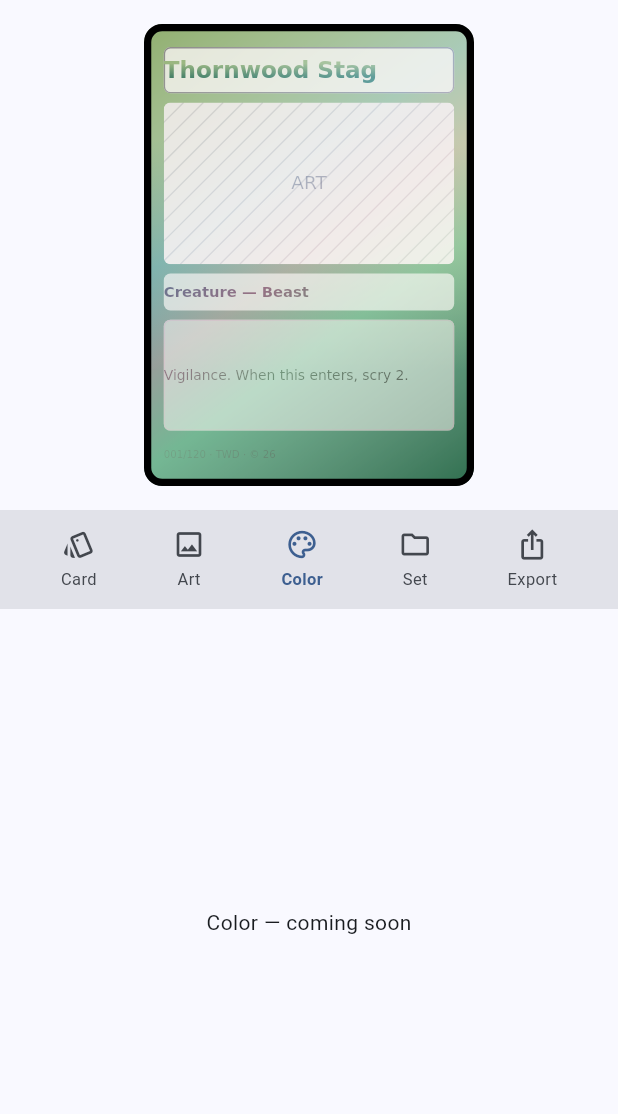
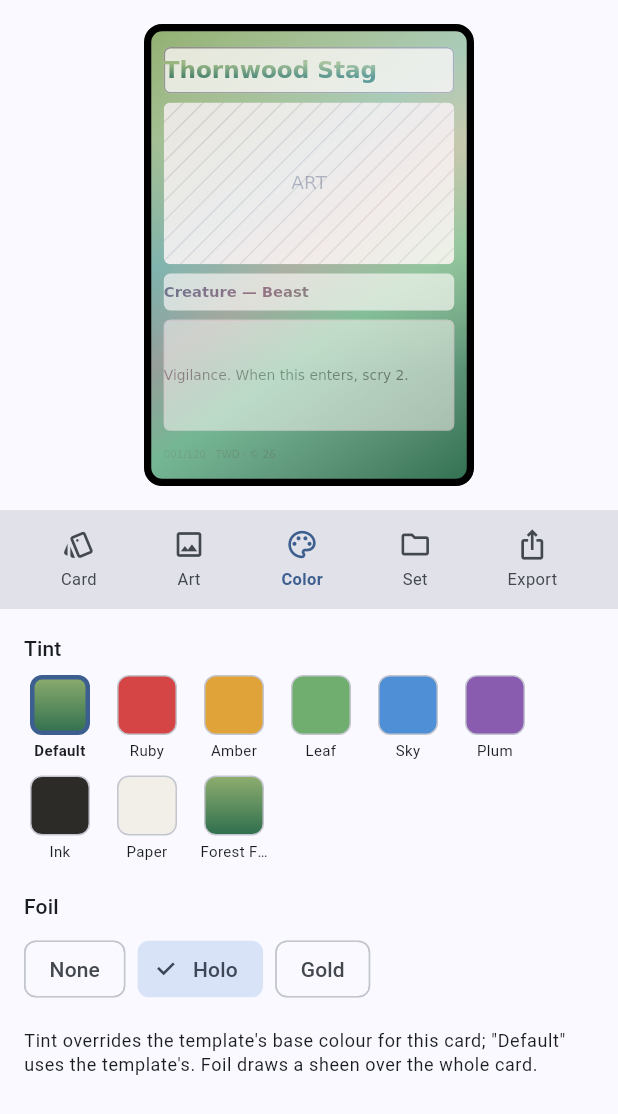
Before and after one commit to tionard/cardboardpress, a Flutter app: the CardEditorScreen widget shown alone on an empty page, opened directly, after a tap on "Art", after a tap on "Color", on a phone screen of 412 x 824 dp. Shown: the top 1114 px of the screen. Run offline on Flutter 3.47's test engine with Material 3 defaults, Android fonts, the phone set to English and light mode, and no system bars; our stand-ins replace drift, drift_flutter, file_picker, flutter_riverpod; accounts and stored records are empty; generated files the repository leaves out were written again.

Commit message:
editable tint/holo

```diff
--- a/lib/features/card_editor/card_editor_screen.dart
+++ b/lib/features/card_editor/card_editor_screen.dart
@@ -33,6 +33,10 @@ class CardEditorScreen extends ConsumerWidget {
         );
     final templatesMap = ref.watch(templatesMapProvider);
     final palette = ref.watch(paletteMapProvider);
+    final swatches = ref.watch(paletteProvider).maybeWhen(
+          data: (list) => list,
+          orElse: () => const <PaletteSwatch>[],
+        );
 
     return cardsAsync.when(
       loading: () => const Center(child: CircularProgressIndicator()),
@@ -48,6 +52,7 @@ class CardEditorScreen extends ConsumerWidget {
           templates: templates,
           templatesMap: templatesMap,
           palette: palette,
+          swatches: swatches,
           repo: ref.read(cardRepositoryProvider),
           imageStore: ref.read(imageStoreProvider),
           exporter: ref.read(cardExporterProvider),
@@ -79,6 +84,7 @@ class _CardEditorBody extends StatefulWidget {
   final List<TemplateEntry> templates;
   final Map<String, TemplateData> templatesMap;
   final Map<String, ColorValue> palette;
+  final List<PaletteSwatch> swatches;
   final CardRepository repo;
   final ImageStore imageStore;
   final CardExporter exporter;
@@ -89,6 +95,7 @@ class _CardEditorBody extends StatefulWidget {
     required this.templates,
     required this.templatesMap,
     required this.palette,
+    required this.swatches,
     required this.repo,
     required this.imageStore,
     required this.exporter,
@@ -232,6 +239,24 @@ class _CardEditorBodyState extends State<_CardEditorBody> {
     }
   }
 
+  void _setTint(PaletteSwatch s) {
+    setState(() => _working = _working.copyWith(
+        content:
+            _working.content.withTint(ColorRef(id: s.id, snapshot: s.value))));
+    widget.repo.save(_working);
+  }
+
+  void _clearTint() {
+    setState(() =>
+        _working = _working.copyWith(content: _working.content.withTint(null)));
+    widget.repo.save(_working);
+  }
+
+  void _setFoil(FoilType f) {
+    setState(() => _working = _working.copyWith(foil: f));
+    widget.repo.save(_working);
+  }
+
   // ---- layout ----
 
   @override
@@ -290,6 +315,8 @@ class _CardEditorBodyState extends State<_CardEditorBody> {
         return _cardSettings();
       case _Cat.art:
         return _artSettings();
+      case _Cat.color:
+        return _colorSettings();
       case _Cat.export:
         return _exportSettings();
       default:
@@ -397,6 +424,59 @@ class _CardEditorBodyState extends State<_CardEditorBody> {
     );
   }
 
+  Widget _colorSettings() {
+    final refs = CardRefs(palette: widget.palette);
+    final tintId = _working.content.tint?.id;
+    final defaultBase = refs.resolveColor(_effective.baseColor);
+
+    return ListView(
+      padding: const EdgeInsets.all(16),
+      children: [
+        Text('Tint', style: Theme.of(context).textTheme.titleSmall),
+        const SizedBox(height: 8),
+        Wrap(
+          spacing: 10,
+          runSpacing: 10,
+          children: [
+            _SwatchTile(
+              value: defaultBase,
+              label: 'Default',
+              selected: _working.content.tint == null,
+              onTap: _clearTint,
+            ),
+            for (final s in widget.swatches)
+              _SwatchTile(
+                value: s.value,
+                label: s.name,
+                selected: s.id == tintId,
+                onTap: () => _setTint(s),
+              ),
+          ],
+        ),
+        const SizedBox(height: 20),
+        Text('Foil', style: Theme.of(context).textTheme.titleSmall),
+        const SizedBox(height: 8),
+        Wrap(
+          spacing: 8,
+          children: [
+            for (final f in FoilType.values)
+              ChoiceChip(
+                label: Text(_foilLabel(f)),
+                selected: _working.foil == f,
+                onSelected: (_) => _setFoil(f),
+              ),
+          ],
+        ),
+        const SizedBox(height: 16),
+        Text(
+          'Tint overrides the template\'s base colour for this card; "Default" '
+          'uses the template\'s. Foil draws a sheen over the whole card.',
+          style: Theme.of(context).textTheme.bodySmall,
+        ),
+      ],
+    );
+  }
+
   Widget _exportSettings() {
     return ListView(
       padding: const EdgeInsets.all(16),
@@ -427,6 +507,78 @@ class _CardEditorBodyState extends State<_CardEditorBody> {
 
 String _fieldLabel(FieldType t) =>
     t.name[0].toUpperCase() + t.name.substring(1);
+
+String _foilLabel(FoilType f) =>
+    f.name[0].toUpperCase() + f.name.substring(1);
+
+// A tappable colour swatch (single or double) with a caption and selection ring.
+class _SwatchTile extends StatelessWidget {
+  final ColorValue value;
+  final String label;
+  final bool selected;
+  final VoidCallback onTap;
+
+  const _SwatchTile({
+    required this.value,
+    required this.label,
+    required this.selected,
+    required this.onTap,
+  });
+
+  @override
+  Widget build(BuildContext context) {
+    final scheme = Theme.of(context).colorScheme;
+    final accent = scheme.primary;
+    final outline = scheme.outlineVariant;
+    final radius = BorderRadius.circular(8);
+
+    final decoration = value.c2 == null
+        ? BoxDecoration(color: value.c1, borderRadius: radius)
+        : BoxDecoration(
+            borderRadius: radius,
+            gradient: LinearGradient(
+              colors: [value.c1, value.c2!],
+              begin: value.orientation == MixOrientation.vertical
+                  ? Alignment.topCenter
+                  : Alignment.centerLeft,
+              end: value.orientation == MixOrientation.vertical
+                  ? Alignment.bottomCenter
+                  : Alignment.centerRight,
+            ),
+          );
+
+    return InkWell(
+      onTap: onTap,
+      borderRadius: radius,
+      child: Column(
+        mainAxisSize: MainAxisSize.min,
+        children: [
+          Container(
+            width: 40,
+            height: 40,
+            decoration: decoration.copyWith(
+              border: Border.all(
+                  color: selected ? accent : outline, width: selected ? 3 : 1),
+            ),
+          ),
+          const SizedBox(height: 3),
+          SizedBox(
+            width: 48,
+            child: Text(
+              label,
+              textAlign: TextAlign.center,
+              maxLines: 1,
+              overflow: TextOverflow.ellipsis,
+              style: TextStyle(
+                  fontSize: 10,
+                  fontWeight: selected ? FontWeight.w600 : FontWeight.w400),
+            ),
+          ),
+        ],
+      ),
+    );
+  }
+}
 
 class _Rail extends StatelessWidget {
   final bool vertical;
--- a/lib/model/card_model.dart
+++ b/lib/model/card_model.dart
@@ -249,13 +249,14 @@ class TemplateEntry {
 class CardContent {
   final Map<String, String> text; // fieldId -> text value
   final Map<String, String> art; // fieldId -> image id
+  final ColorRef? tint; // optional per-card base-colour override
 
-  const CardContent({this.text = const {}, this.art = const {}});
+  const CardContent({this.text = const {}, this.art = const {}, this.tint});
 
   CardContent withText(String fieldId, String value) {
     final next = Map<String, String>.from(text);
     next[fieldId] = value;
-    return CardContent(text: next, art: art);
+    return CardContent(text: next, art: art, tint: tint);
   }
 
   /// Set (or clear, when [imageId] is null) the art image for a field.
@@ -266,8 +267,13 @@ class CardContent {
     } else {
       next[fieldId] = imageId;
     }
-    return CardContent(text: text, art: next);
+    return CardContent(text: text, art: next, tint: tint);
   }
+
+  /// Set (or clear, when [ref] is null) the card's tint. Clearing falls back to
+  /// the template's base colour.
+  CardContent withTint(ColorRef? ref) =>
+      CardContent(text: text, art: art, tint: ref);
 }
 
 /// A persisted card as the UI/state layer sees it. The template is a reference:
--- a/lib/model/sample_card.dart
+++ b/lib/model/sample_card.dart
@@ -108,7 +108,7 @@ CardData composeCard(
       widthInches: t.widthInches,
       heightInches: t.heightInches,
       cornerRadiusFrac: t.cornerRadiusFrac,
-      baseColor: t.baseColor,
+      baseColor: content.tint ?? t.baseColor,
       border: t.border,
       fields: t.fields,
       foil: foil,
--- a/lib/model/serialization.dart
+++ b/lib/model/serialization.dart
@@ -156,6 +156,7 @@ Map<String, dynamic> cardContentToMap(CardContent c) => {
       'v': 1,
       'text': c.text,
       'art': c.art,
+      if (c.tint != null) 'tint': _colorRefToMap(c.tint!),
     };
 
 CardContent cardContentFromMap(Map m) {
@@ -164,6 +165,7 @@ CardContent cardContentFromMap(Map m) {
   return CardContent(
     text: {for (final e in t.entries) e.key.toString(): '${e.value}'},
     art: {for (final e in a.entries) e.key.toString(): '${e.value}'},
+    tint: m['tint'] == null ? null : _colorRefFromMap(m['tint'] as Map),
   );
 }
 
```
